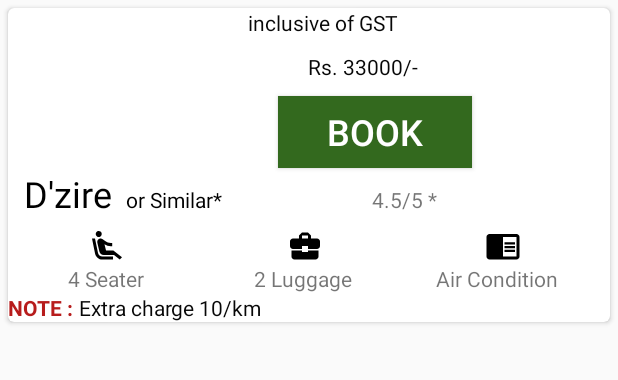
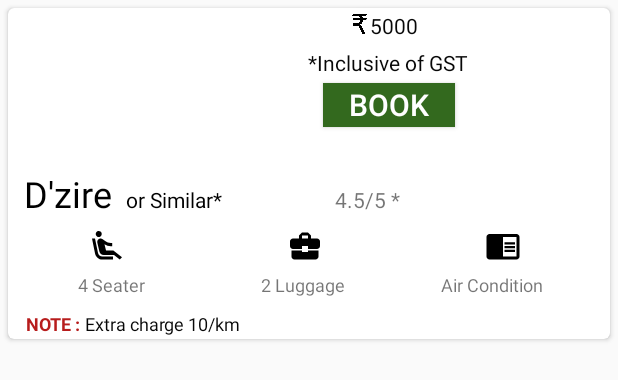
Before and after one commit to djain5888/Darshan, an Android app: the layout cab_card_style.xml on its own in the app's theme, with its tools: preview values and no code run, on a phone screen of 412 x 824 dp. Shown: the top 380 px of the screen. Run offline under Robolectric (Android 15) with nearby library versions, the phone set to English and light mode, and no system bars.

Commit message:
formatting

```diff
--- a/app/src/main/java/com/iniesta/darshan/Adapters/CabAdapter.java
+++ b/app/src/main/java/com/iniesta/darshan/Adapters/CabAdapter.java
@@ -46,7 +46,7 @@ public class CabAdapter extends RecyclerView.Adapter<CabAdapter.MyViewHolder> {
         holder.cabname.setText(imageModelArrayList.get(position).getName());
         holder.seater.setText(imageModelArrayList.get(position).getSeater()+"seater");
         holder.rating.setText(Integer.toString(imageModelArrayList.get(position).getRating()));
-        holder.price.setText("Rs"+imageModelArrayList.get(position).getprice());
+        holder.price.setText(Integer.toString(imageModelArrayList.get(position).getprice()));
         holder.luggage.setText(imageModelArrayList.get(position).getLuggage()+"luggage");
         if(imageModelArrayList.get(position).getAc()==true)
         {
@@ -54,8 +54,8 @@ public class CabAdapter extends RecyclerView.Adapter<CabAdapter.MyViewHolder> {
             holder.ac1.setVisibility(View.VISIBLE);
         }
         else {
-            holder.ac1.setVisibility(View.INVISIBLE);
-            holder.ac.setVisibility(View.INVISIBLE);
+            holder.ac1.setVisibility(View.GONE);
+            holder.ac.setVisibility(View.GONE);
         }
     }
 
--- a/app/src/main/res/layout/activity_cab_results.xml
+++ b/app/src/main/res/layout/activity_cab_results.xml
@@ -172,10 +172,11 @@
                 android:layout_width="match_parent"
                 android:layout_height="wrap_content"
                 android:layout_margin="5dp"
-                android:padding="0dp"
+                android:padding="2dp"
                 app:layout_constraintEnd_toEndOf="parent"
                 app:layout_constraintStart_toStartOf="parent"
-                app:layout_constraintTop_toTopOf="parent" >
+                app:layout_constraintTop_toTopOf="parent"
+                android:layout_marginBottom="5dp">
 
             </android.support.v7.widget.RecyclerView>
 
--- a/app/src/main/res/layout/cab_card_style.xml
+++ b/app/src/main/res/layout/cab_card_style.xml
@@ -35,42 +35,61 @@
                     android:src="@drawable/frame"
                     app:srcCompat="@drawable/dzire" />
 
+                <ImageView
+                    android:id="@+id/rimg"
+                    android:layout_width="71dp"
+                    android:layout_marginTop="2dp"
+                    android:layout_height="17dp"
+                    android:scaleType="fitEnd"
+
+                    android:foregroundGravity="right"
+                    android:padding="2dp"
+                    android:layout_marginLeft="20dp"
+                    android:layout_toRightOf="@+id/car"
+                    android:src="@drawable/rupeepng" />
+
                 <TextView
-                    android:id="@+id/price1"
+                    android:id="@+id/price2"
                     android:layout_width="150dp"
                     android:layout_height="wrap_content"
-                    android:layout_marginLeft="10dp"
-                    android:layout_toRightOf="@id/car"
+                    android:layout_marginTop="2dp"
+                   android:layout_marginRight="5dp"
+                    android:layout_toRightOf="@id/rimg"
                     android:background="@color/active_light"
-                    android:text="inclusive of GST"
+                    android:gravity="left"
+                    android:text="5000"
                     android:textColor="@color/active_dark" />
 
                 <TextView
-                    android:id="@+id/price2"
+                    android:id="@+id/price1"
                     android:layout_width="wrap_content"
                     android:layout_height="wrap_content"
-                    android:layout_marginTop="10dp"
+                    android:layout_marginTop="5dp"
                     android:layout_marginLeft="50dp"
-                    android:layout_below="@id/price1"
+                    android:layout_below="@id/price2"
+                    android:layout_marginBottom="2dp"
+                    android:gravity="top"
+                    android:padding="0dp"
                     android:layout_toRightOf="@id/car"
                     android:background="@color/active_light"
-                    android:text="Rs. 33000/-"
+                    android:text="*Inclusive of GST"
                     android:textColor="@color/active_dark" />
 
 
                 <Button
                     android:id="@+id/bookButton"
-                    android:layout_width="129dp"
-                    android:layout_height="wrap_content"
-                    android:layout_below="@id/price2"
+                    android:layout_width="wrap_content"
+                    android:layout_height="29dp"
+                    android:layout_below="@id/price1"
+                    android:layout_marginLeft="60dp"
+                    android:layout_marginTop="2dp"
                     android:layout_toRightOf="@id/car"
-                    android:layout_marginTop="10dp"
-                    android:layout_marginLeft="30dp"
                     android:background="@color/light_green_900"
                     android:shadowColor="@color/cyan_A400"
                     android:text="BOOK"
+
                     android:textColor="@color/active_light"
-                    android:textSize="24sp" />
+                    android:textSize="20sp" />
 
 
                 <LinearLayout
@@ -106,7 +125,7 @@
                         android:id="@+id/rat1"
                         android:layout_width="wrap_content"
                         android:layout_height="wrap_content"
-                        android:layout_marginLeft="100dp"
+                        android:layout_marginLeft="75dp"
                         android:text="4.5" />
 
                     <TextView
@@ -153,6 +172,8 @@
                     android:layout_below="@id/linear2"
                     android:layout_width="match_parent"
                     android:layout_height="wrap_content"
+                    android:layout_marginBottom="2dp"
+                    android:padding="5dp"
                     android:orientation="horizontal">
 
                     <TextView
@@ -161,6 +182,7 @@
                         android:layout_height="wrap_content"
                         android:layout_weight="1"
                         android:gravity="center"
+                        android:textSize="12sp"
                         android:text="4 Seater" />
 
                     <TextView
@@ -168,6 +190,7 @@
                         android:layout_width="158dp"
                         android:layout_height="wrap_content"
                         android:layout_weight="1"
+                        android:textSize="12sp"
                         android:gravity="center"
                         android:text="2 Luggage" />
 
@@ -176,6 +199,7 @@
                         android:layout_width="158dp"
                         android:layout_height="wrap_content"
                         android:layout_marginRight="10sp"
+                        android:textSize="12sp"
                         android:layout_weight="1"
                         android:gravity="center"
                         android:text="Air Condition" />
@@ -194,12 +218,19 @@
                         android:layout_width="wrap_content"
                         android:layout_height="match_parent"
                         android:text="NOTE : "
+                        android:textSize="12sp"
+                        android:layout_marginLeft="12dp"
+                        android:layout_marginTop="2dp"
+                        android:layout_marginBottom="2dp"
                         android:textColor="@color/red_900"
                         android:textStyle="bold" />
 
                     <TextView
                         android:id="@+id/notetext2"
                         android:layout_width="142dp"
+                        android:layout_marginBottom="2dp"
+                        android:textSize="12sp"
+                        android:layout_marginTop="2dp"
                         android:layout_height="match_parent"
                         android:text="Extra charge 10/km"
                         android:textColor="@color/active_dark" />
```
